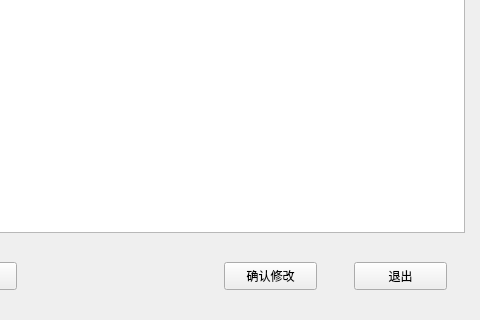
ALongTail/Class-Managing-System, file 2.0/Class-Managing-System/information.ui: the form before one commit; both pictures show x 416 to 896 and y 368 to 688 of the 896 by 688 pixel window.
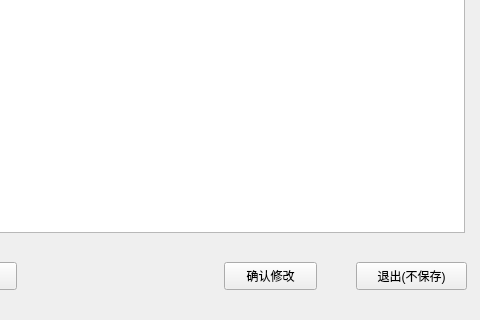
The form after the commit.

What changed in the file:
```diff
--- a/2.0/Class-Managing-System/information.ui
+++ b/2.0/Class-Managing-System/information.ui
@@ -73,9 +73,9 @@
   <widget class="QPushButton" name="Btnexit">
    <property name="geometry">
     <rect>
-     <x>770</x>
+     <x>772</x>
      <y>630</y>
-     <width>93</width>
+     <width>111</width>
      <height>28</height>
     </rect>
    </property>
@@ -83,7 +83,7 @@
     <cursorShape>PointingHandCursor</cursorShape>
    </property>
    <property name="text">
-    <string>退出</string>
+    <string>退出(不保存)</string>
    </property>
   </widget>
   <widget class="QWidget" name="widget_2" native="true">
```
